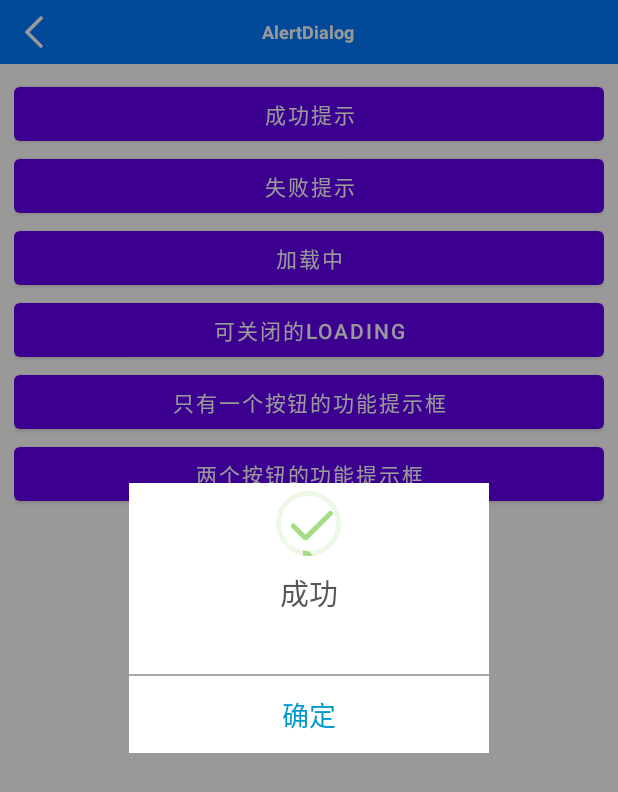
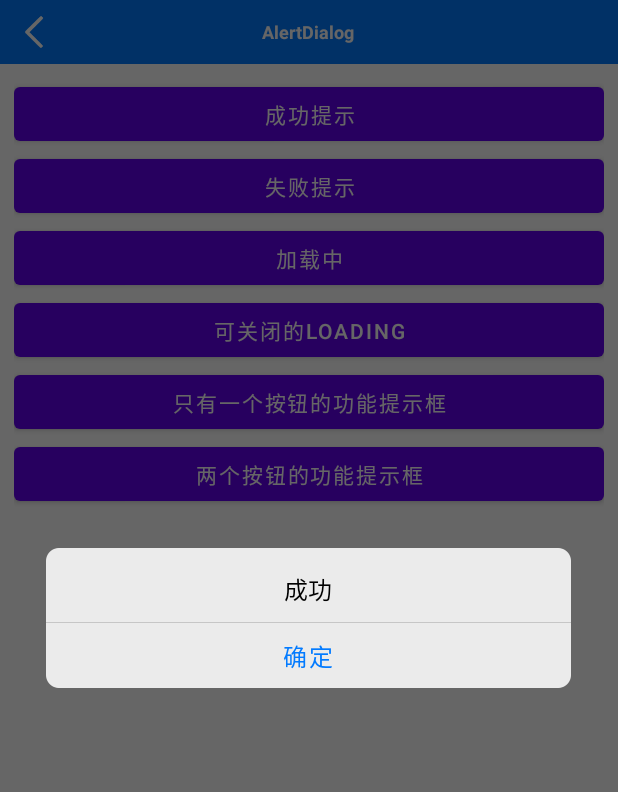
Before and after one commit to hHui056/android_mvp_generate, an Android app: the BaseViewActivity screen opened directly, with no data from a screen before it, after a tap on "成功提示", on a phone screen of 412 x 824 dp. Shown: the top 792 px of the screen. Run offline under Robolectric (Android 15) with nearby library versions, the phone set to English and light mode, and no system bars; libraries missing offline, so code that uses them is left out: com.readystatesoftware.systembartint; plain views replace ProgressWheel.

Commit message:
修复已知问题 change dialog不能点空白处消失

```diff
--- a/app/src/main/java/com/hh/androidbaselibrary/MainApplication.kt
+++ b/app/src/main/java/com/hh/androidbaselibrary/MainApplication.kt
@@ -10,6 +10,6 @@ import com.hh.baselibrary.widget.ios.DialogStyle
 class MainApplication : BaseApplication() {
     @SuppressLint("ResourceType")
     override fun init() {
-        setApplicationThemeColor(resources.getColor(R.color.action_sheet_blue), DialogStyle.SweetDialog)
+        setApplicationThemeColor(resources.getColor(R.color.action_sheet_blue), DialogStyle.IOS)
     }
 }
--- a/baselibrary/build.gradle
+++ b/baselibrary/build.gradle
@@ -9,8 +9,8 @@ android {
     defaultConfig {
         minSdkVersion 21
         targetSdkVersion 26
-        versionCode 29
-        versionName "1.22.7"
+        versionCode 30
+        versionName "1.22.8"
         testInstrumentationRunner "android.support.test.runner.AndroidJUnitRunner"
     }
     compileOptions {
--- a/baselibrary/src/main/java/com/hh/baselibrary/widget/ios/IosAlertDialog.java
+++ b/baselibrary/src/main/java/com/hh/baselibrary/widget/ios/IosAlertDialog.java
@@ -56,6 +56,7 @@ public class IosAlertDialog {
 
         // 定义Dialog布局和参数
         dialog = new Dialog(context, R.style.AlertDialogStyle);
+        dialog.setCancelable(false);
         dialog.setContentView(view);
 
         // 调整dialog背景大小
```
